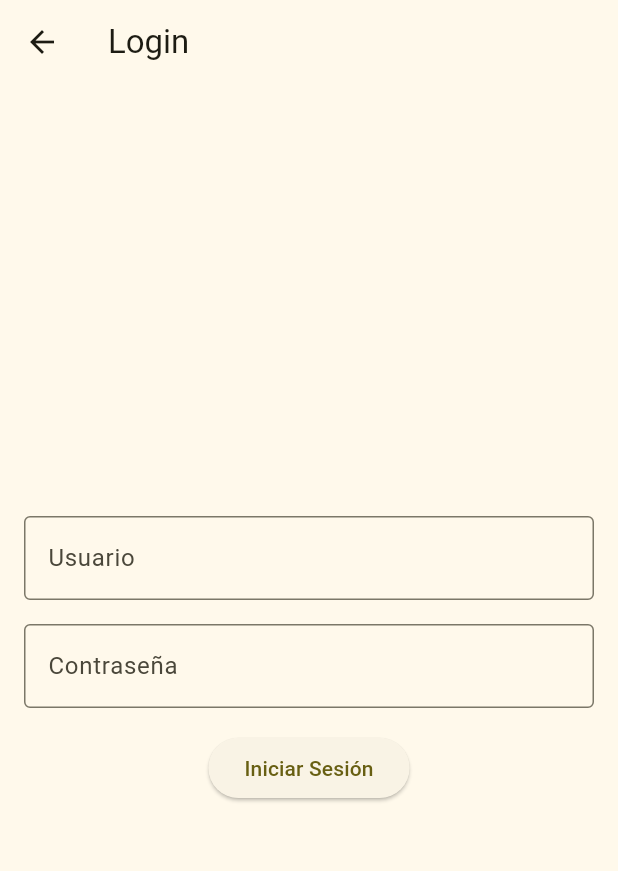
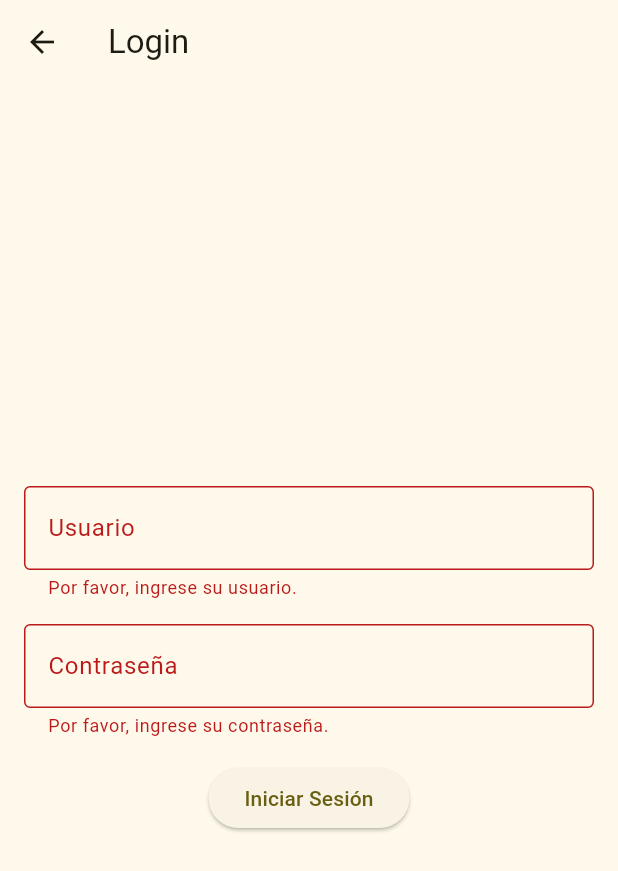
Before and after one commit to patrick-1234567/psiemens-flutter001, a Flutter app: the LoginScreen screen opened directly, after a tap on "Iniciar Sesión", on a phone screen of 412 x 824 dp. Shown: the top 871 px of the screen. Run offline on Flutter 3.47's test engine with Material 3 defaults, Android fonts, the light colour scheme and no system bars.

Commit message:
agregar capa de servicio y validacion de login

```diff
--- /dev/null
+++ b/lib/api/service/auth_service.dart
@@ -0,0 +1,21 @@
+import 'dart:async';
+
+class AuthService {
+  Future<bool> login(String username, String password) async {
+    // Verifica que las credenciales no sean nulas ni vacías
+    if (username.isEmpty || password.isEmpty) {
+      print('Error: Las credenciales no pueden estar vacías.');
+      return false;
+    }
+
+    // Simula un retraso como si estuviera llamando a un backend
+    await Future.delayed(Duration(seconds: 2));
+
+    // Imprime las credenciales en la consola
+    print('Username: $username');
+    print('Password: $password');
+
+    // Retorna true para simular un login exitoso
+    return true;
+  }
+}
--- a/lib/login_screen.dart
+++ /dev/null
@@ -1,43 +0,0 @@
-import 'package:flutter/material.dart';
-
-class LoginScreen extends StatelessWidget {
-  const LoginScreen({super.key});
-
-  @override
-  Widget build(BuildContext context) {
-    return Scaffold(
-      appBar: AppBar(
-        title: const Text('Login'),
-      ),
-      body: Padding(
-        padding: const EdgeInsets.all(16.0),
-        child: Column(
-          mainAxisAlignment: MainAxisAlignment.center,
-          children: [
-            TextField(
-              decoration: const InputDecoration(
-                labelText: 'Usuario',
-                border: OutlineInputBorder(),
-              ),
-            ),
-            const SizedBox(height: 16),
-            TextField(
-              decoration: const InputDecoration(
-                labelText: 'Contraseña',
-                border: OutlineInputBorder(),
-              ),
-              obscureText: true,
-            ),
-            const SizedBox(height: 16),
-            ElevatedButton(
-              onPressed: () {
-                // Aquí puedes manejar el inicio de sesión
-              },
-              child: const Text('Iniciar Sesión'),
-            ),
-          ],
-        ),
-      ),
-    );
-  }
-}
--- a/lib/main.dart
+++ b/lib/main.dart
@@ -1,5 +1,5 @@
 import 'package:flutter/material.dart';
-import 'login_screen.dart';
+import 'views/login_screen.dart';
 
 void main() {
   runApp(const MyApp());
@@ -128,7 +128,7 @@ class _MyHomePageState extends State<MyHomePage> {
               },
               child: const Text('Ir a Login'),
             ),
-            child: const Text('colabaoracion'),
+            const Text('colabaoracion'),
           ],
         ),
       ),
--- /dev/null
+++ b/lib/views/login_screen.dart
@@ -0,0 +1,87 @@
+import 'package:flutter/material.dart';
+import 'package:psiemens/api/service/auth_service.dart';
+
+class LoginScreen extends StatelessWidget {
+  const LoginScreen({super.key});
+
+  @override
+  Widget build(BuildContext context) {
+    final GlobalKey<FormState> _formKey = GlobalKey<FormState>();
+    final TextEditingController usernameController = TextEditingController();
+    final TextEditingController passwordController = TextEditingController();
+    final AuthService authService = AuthService();
+
+    return Scaffold(
+      appBar: AppBar(
+        title: const Text('Login'),
+      ),
+      body: Padding(
+        padding: const EdgeInsets.all(16.0),
+        child: Form(
+          key: _formKey,
+          child: Column(
+            mainAxisAlignment: MainAxisAlignment.center,
+            children: [
+              TextFormField(
+                controller: usernameController,
+                decoration: const InputDecoration(
+                  labelText: 'Usuario',
+                  border: OutlineInputBorder(),
+                ),
+                validator: (value) {
+                  if (value == null || value.isEmpty) {
+                    return 'Por favor, ingrese su usuario.';
+                  }
+                  return null;
+                },
+              ),
+              const SizedBox(height: 16),
+              TextFormField(
+                controller: passwordController,
+                decoration: const InputDecoration(
+                  labelText: 'Contraseña',
+                  border: OutlineInputBorder(),
+                ),
+                obscureText: true,
+                validator: (value) {
+                  if (value == null || value.isEmpty) {
+                    return 'Por favor, ingrese su contraseña.';
+                  }
+                  return null;
+                },
+              ),
+              const SizedBox(height: 16),
+              ElevatedButton(
+                onPressed: () async {
+                  if (_formKey.currentState!.validate()) {
+                    String username = usernameController.text.trim();
+                    String password = passwordController.text.trim();
+
+                    // Llama al servicio de autenticación
+                    bool success = await authService.login(username, password);
+
+                    // Manejo del resultado del login
+                    if (success) {
+                      ScaffoldMessenger.of(context).showSnackBar(
+                        const SnackBar(
+                          content: Text('Inicio de sesión exitoso.'),
+                        ),
+                      );
+                    } else {
+                      ScaffoldMessenger.of(context).showSnackBar(
+                        const SnackBar(
+                          content: Text('Error en el inicio de sesión.'),
+                        ),
+                      );
+                    }
+                  }
+                },
+                child: const Text('Iniciar Sesión'),
+              ),
+            ],
+          ),
+        ),
+      ),
+    );
+  }
+}
```
